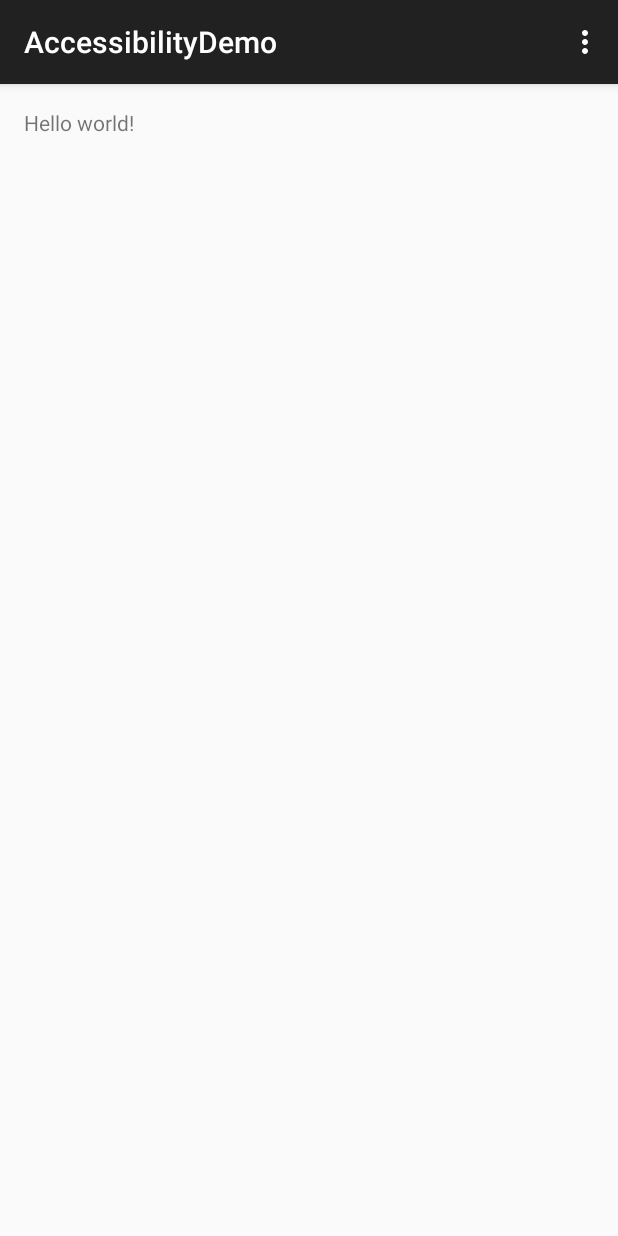
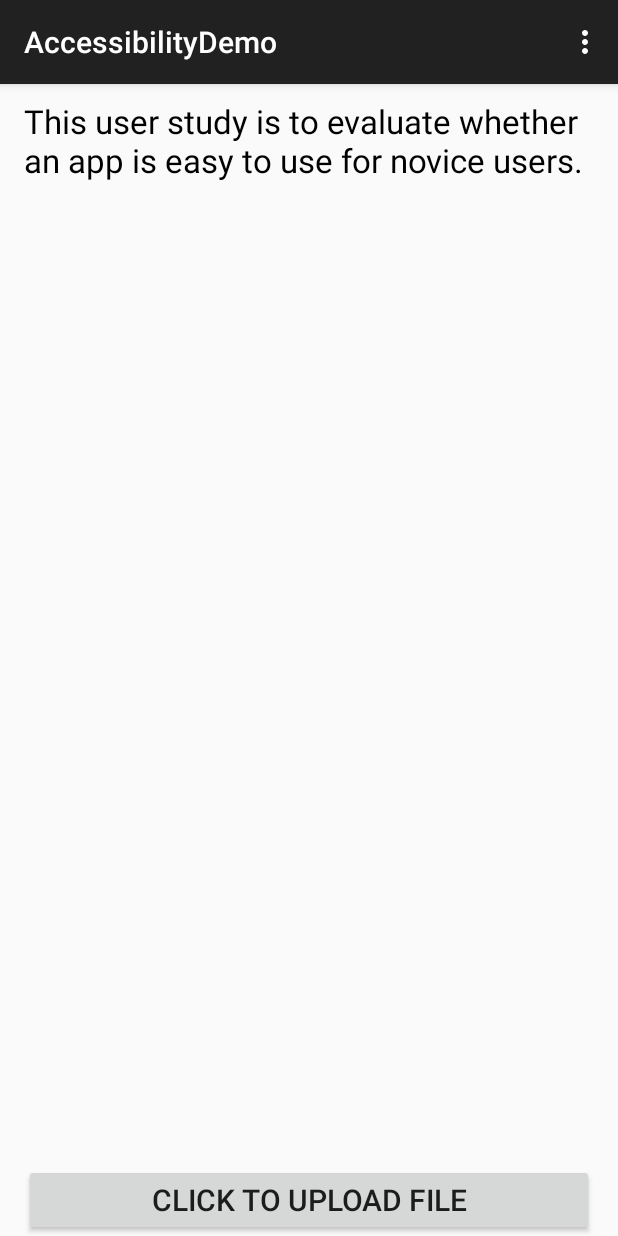
Before and after one commit to greenphoto/interaction, an Android app: the screen it shows after launch (MainActivity), on a phone screen of 412 x 824 dp. Run offline under Robolectric (Android 15) with nearby library versions, the phone set to English and light mode, and no system bars.

Commit message:
Add file uploader.

```diff
--- a/app/build.gradle
+++ b/app/build.gradle
@@ -22,4 +22,5 @@ android {
 dependencies {
     compile fileTree(dir: 'libs', include: ['*.jar'])
     compile 'com.android.support:appcompat-v7:21.0.3'
+    compile files('libs/httpmime-4.3.2.jar')
 }
--- a/app/src/main/AndroidManifest.xml
+++ b/app/src/main/AndroidManifest.xml
@@ -5,7 +5,7 @@
     <application
         android:allowBackup="true"
         android:icon="@drawable/ic_launcher"
-        android:label="AccessibilityDemo"
+        android:label="InteractionLogger"
         android:theme="@style/AppTheme" >
         <activity
             android:name=".MainActivity"
--- a/app/src/main/java/edu/uml/swin/logger/DBUtil.java
+++ b/app/src/main/java/edu/uml/swin/logger/DBUtil.java
@@ -26,4 +26,6 @@ public class DBUtil {
     }
 
 
+
+
 }
--- /dev/null
+++ b/app/src/main/java/edu/uml/swin/logger/IApiAccessUploadResponse.java
@@ -0,0 +1,8 @@
+package edu.uml.swin.logger;
+
+/**
+ * Created by admin on 2/5/15.
+ */
+public interface IApiAccessUploadResponse {
+    void postResult(String asyncResult);
+}
--- a/app/src/main/java/edu/uml/swin/logger/MainActivity.java
+++ b/app/src/main/java/edu/uml/swin/logger/MainActivity.java
@@ -1,19 +1,56 @@
 package edu.uml.swin.logger;
 
+import android.app.ProgressDialog;
 import android.os.Bundle;
 import android.support.v7.app.ActionBarActivity;
 import android.view.Menu;
 import android.view.MenuItem;
+import android.view.View;
+import android.widget.Button;
+import android.widget.TextView;
+
+import java.io.File;
 
 
-public class MainActivity extends ActionBarActivity {
+public class MainActivity extends ActionBarActivity implements IApiAccessUploadResponse{
+
+    private TextView messageText;
+    private Button uploadButton;
+    private String uploadResult;
+
+    ProgressDialog dialog = null;
+    String upLoadServerUri = null;
+
+    FileUploader uploader = null;
+
+
 
     @Override
     protected void onCreate(Bundle savedInstanceState) {
         super.onCreate(savedInstanceState);
         setContentView(R.layout.activity_main);
+
+        uploader = new FileUploader(this);
+        uploader.delegate = this;
+
+        uploadButton = (Button) findViewById(R.id.uploadButton);
+        messageText = (TextView) findViewById(R.id.messageText);
+
+        uploadButton.setOnClickListener(new View.OnClickListener() {
+            @Override
+            public void onClick(View v) {
+                dialog = ProgressDialog.show(MainActivity.this, "", "Uploading file...", true);
+                messageText.setText("Uploading started...");
+                uploader.execute();
+                dialog.dismiss();
+                messageText.setText(uploadResult);
+            }
+        });
     }
 
+    public void postResult(String asyncResult){
+        uploadResult = asyncResult;
+    }
 
     @Override
     public boolean onCreateOptionsMenu(Menu menu) {
--- a/app/src/main/res/layout/activity_main.xml
+++ b/app/src/main/res/layout/activity_main.xml
@@ -1,11 +1,40 @@
-<RelativeLayout xmlns:android="http://schemas.android.com/apk/res/android"
-    xmlns:tools="http://schemas.android.com/tools" android:layout_width="match_parent"
-    android:layout_height="match_parent" android:paddingLeft="@dimen/activity_horizontal_margin"
-    android:paddingRight="@dimen/activity_horizontal_margin"
-    android:paddingTop="@dimen/activity_vertical_margin"
-    android:paddingBottom="@dimen/activity_vertical_margin" tools:context=".MainActivity">
+<?xml version="1.0" encoding="utf-8"?>
+<LinearLayout xmlns:android="http://schemas.android.com/apk/res/android"
+    android:orientation="vertical"
+    android:layout_width="match_parent"
+    android:layout_height="match_parent"
+    android:paddingLeft="16dp"
+    android:paddingRight="16dp"
+    >
 
-    <TextView android:text="@string/hello_world" android:layout_width="wrap_content"
-        android:layout_height="wrap_content" />
+    <TextView
+        android:layout_width="match_parent"
+        android:layout_height="wrap_content"
+        android:layout_weight="1"
+        android:paddingTop="10dp"
+        android:text="@string/hello"
+        android:id="@+id/helloText"
+        android:textColor="#000000"
+        android:textSize="22sp"
+        />
 
-</RelativeLayout>
+    <TextView
+        android:layout_width="match_parent"
+        android:layout_height="wrap_content"
+        android:layout_weight="2"
+        android:text=""
+        android:id="@+id/messageText"
+        android:textColor="#000000"
+        />
+
+    <Button
+        android:layout_width="match_parent"
+        android:layout_height="wrap_content"
+        android:layout_gravity="bottom"
+        android:text="Click To Upload File"
+        android:textSize="20sp"
+        android:id="@+id/uploadButton"
+        />
+
+
+</LinearLayout>
--- a/app/src/main/res/values/strings.xml
+++ b/app/src/main/res/values/strings.xml
@@ -4,5 +4,7 @@
     <string name="app_name">sample</string>
     <string name="hello_world">Hello world!</string>
     <string name="action_settings">Settings</string>
+    <string name="hello">This user study is to evaluate whether an app is easy to use for novice users.</string>
+
 
 </resources>
```
Also changed, not shown: app/src/main/java/edu/uml/swin/logger/ConnectionDetector.java (added, +45 -0 lines), app/src/main/java/edu/uml/swin/logger/Constants.java (added, +10 -0 lines), app/src/main/java/edu/uml/swin/logger/FileUploader.java (added, +158 -0 lines), app/src/main/java/edu/uml/swin/logger/Utils.java (+12 -1 lines), app/libs/httpmime-4.3.2.jar (added), 2 other files.
